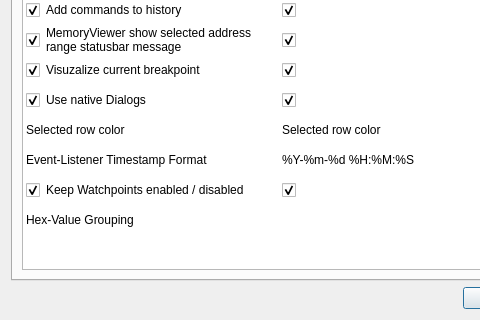
This is resources/designer/settingsDialog.ui in jetedonner/LLDBPyGUI as Qt 5 draws it before an edit; both pictures show x 0 to 480 and y 160 to 480 of the 640 by 480 pixel window. The edited form follows.
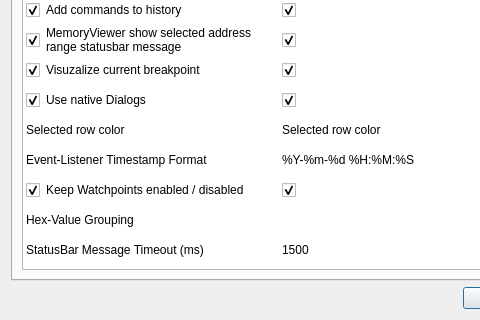
This is the edited form. The open tabs and pages were chosen to show the change.

Commit message: UpdateStatusBar on hover inited

Diff of the .ui file:
```diff
--- a/resources/designer/settingsDialog.ui
+++ b/resources/designer/settingsDialog.ui
@@ -96,6 +96,11 @@
            <string>Hex-Value Grouping</string>
           </property>
          </row>
+         <row>
+          <property name="text">
+           <string>StatusBar Message Timeout (ms)</string>
+          </property>
+         </row>
          <column>
           <property name="text">
            <string>Setting</string>
@@ -309,6 +314,16 @@
            <string/>
           </property>
          </item>
+         <item row="11" column="0">
+          <property name="text">
+           <string>StatusBar Message Timeout (ms)</string>
+          </property>
+         </item>
+         <item row="11" column="1">
+          <property name="text">
+           <string>1500</string>
+          </property>
+         </item>
         </widget>
        </item>
       </layout>
```
Left out of the diff: 2 changed lines with no effect on the pictures. The commit also changes 9 other files.
